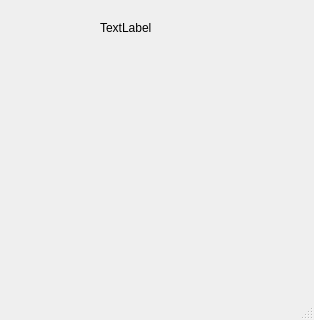
First picture: the form in ServerDataBase/mainwindow.ui, repository NikishinRoman/Login, before the edit; both pictures show x 0 to 314 and y 168 to 488 of the 314 by 488 pixel window.
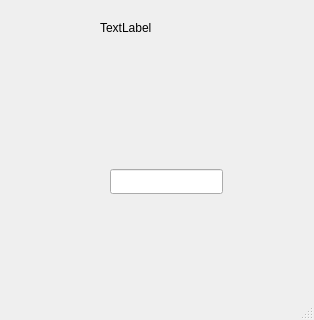
Second picture: the form after the edit. Custom widgets are drawn as their Qt base class.

```diff
--- a/ServerDataBase/mainwindow.ui
+++ b/ServerDataBase/mainwindow.ui
@@ -27,6 +27,16 @@
      <string>TextLabel</string>
     </property>
    </widget>
+   <widget class="EmailLineedit" name="lineEdit">
+    <property name="geometry">
+     <rect>
+      <x>110</x>
+      <y>320</y>
+      <width>113</width>
+      <height>25</height>
+     </rect>
+    </property>
+   </widget>
   </widget>
   <widget class="QMenuBar" name="menuBar">
    <property name="geometry">
@@ -49,6 +59,13 @@
   <widget class="QStatusBar" name="statusBar"/>
  </widget>
  <layoutdefault spacing="6" margin="11"/>
+ <customwidgets>
+  <customwidget>
+   <class>EmailLineedit</class>
+   <extends>QLineEdit</extends>
+   <header location="global">emaillineedit.h</header>
+  </customwidget>
+ </customwidgets>
  <resources/>
  <connections/>
 </ui>
```
